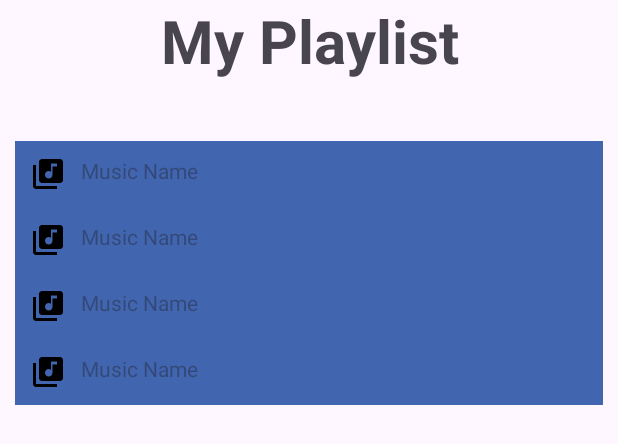
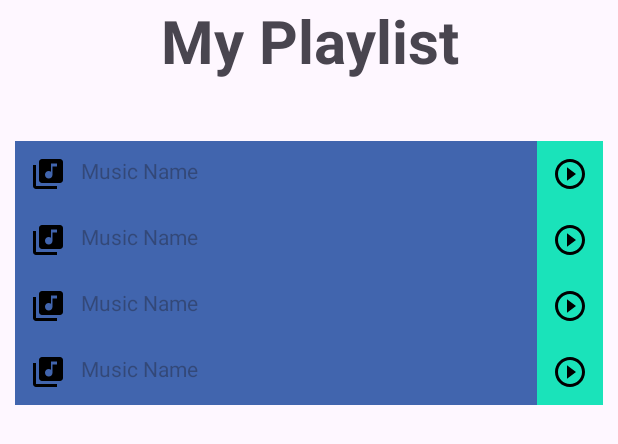
Before and after one commit to Ridham32/MusicPlayer, an Android app: the layout fragment_playlist.xml on its own in the app's theme, with its tools: preview values and no code run, on a phone screen of 412 x 824 dp. Shown: the top 444 px of the screen. Run offline under Robolectric (Android 15) with nearby library versions, the phone set to English and light mode, and no system bars.

Commit message:
MusicPlayDone

```diff
--- a/app/build.gradle
+++ b/app/build.gradle
@@ -32,8 +32,9 @@ android {
     }
 
     buildFeatures{
-        viewBinding true
+
         dataBinding true
+
     }
 }
 
--- a/app/src/main/java/com/ridhamsharma/musicplayer/MainActivity.kt
+++ b/app/src/main/java/com/ridhamsharma/musicplayer/MainActivity.kt
@@ -19,10 +19,11 @@ import com.ridhamsharma.musicplayer.databinding.ActivityMainBinding
 class MainActivity : AppCompatActivity() {
     lateinit var binding: ActivityMainBinding
     lateinit var navController: NavController
+    lateinit var musicContent: MusicContent
     var musicList = ArrayList<MusicContent>()
     lateinit var musicViewModel: MusicViewModel
+    var position = -1
     var mediaPlayer: MediaPlayer = MediaPlayer()
-    var currentPlayingPosition = 0
     var permission = registerForActivityResult(ActivityResultContracts.RequestPermission()) {
         if (it) {
             getSongs()
--- a/app/src/main/java/com/ridhamsharma/musicplayer/MusicContent.kt
+++ b/app/src/main/java/com/ridhamsharma/musicplayer/MusicContent.kt
@@ -1,6 +1,7 @@
 package com.ridhamsharma.musicplayer
 
 data class MusicContent(
+    var position: Int? = 0,
     var title: String? = null,
     var artistName: String? = null,
     var duration: String? = null,
--- a/app/src/main/res/layout/fragment_playlist_.xml
+++ b/app/src/main/res/layout/fragment_playlist.xml
@@ -1,4 +1,5 @@
 <?xml version="1.0" encoding="utf-8"?>
+<layout>
 <LinearLayout xmlns:android="http://schemas.android.com/apk/res/android"
     xmlns:tools="http://schemas.android.com/tools"
     android:layout_width="match_parent"
@@ -27,3 +28,4 @@
 
 
 </LinearLayout>
+</layout>
--- a/app/src/main/res/layout/recyclerlistview.xml
+++ b/app/src/main/res/layout/recyclerlistview.xml
@@ -2,18 +2,13 @@
 <layout
     xmlns:android="http://schemas.android.com/apk/res/android">
 
-    <data>
-        <variable
-            name="playMusic"
-            type="com.ridhamsharma.musicplayer.MusicViewModel" />
-    </data>
 
 <androidx.constraintlayout.widget.ConstraintLayout
     android:layout_width="match_parent"
     android:layout_height="wrap_content"
     xmlns:app="http://schemas.android.com/apk/res-auto">
 <TextView
-    android:layout_width="match_parent"
+    android:layout_width="0dp"
     android:layout_height="wrap_content"
     android:id="@+id/tvMusicName"
     android:hint="Music Name"
@@ -21,10 +16,20 @@
     android:drawablePadding="10dp"
     android:background="#4165AE"
     android:padding="10dp"
-    android:onClick="@{()-> playMusic.}"
     app:layout_constraintStart_toStartOf="parent"
     app:layout_constraintTop_toTopOf="parent"
+    app:layout_constraintEnd_toStartOf="@+id/btnPlayMusic"
     />
+    <ImageView
+        android:layout_width="wrap_content"
+        android:layout_height="wrap_content"
+        android:id="@+id/btnPlayMusic"
+        android:background="#1AE3BA"
+        android:src="@drawable/ic_play"
+        app:layout_constraintEnd_toEndOf="parent"
+        app:layout_constraintTop_toTopOf="parent"
+        android:padding="10dp"
+        />
 
 </androidx.constraintlayout.widget.ConstraintLayout>
 </layout>
--- a/app/src/main/res/navigation/navgraph.xml
+++ b/app/src/main/res/navigation/navgraph.xml
@@ -13,7 +13,7 @@
         android:id="@+id/fragment_playlist"
         android:name="com.ridhamsharma.musicplayer.Playlist_Fragment"
         android:label="fragment_playlist_"
-        tools:layout="@layout/fragment_playlist_" >
+        tools:layout="@layout/fragment_playlist" >
         <action
             android:id="@+id/action_playlist_Fragment_to_playMusic_Fragment"
             app:destination="@id/fragment_playMusic" />
```
Also changed, not shown: app/src/main/java/com/ridhamsharma/musicplayer/PlayMusic_Fragment.kt (+30 -2 lines), app/src/main/java/com/ridhamsharma/musicplayer/Playlist_Fragment.kt (+7 -12 lines), app/src/main/java/com/ridhamsharma/musicplayer/RecyclerViewAdapter.kt (+14 -6 lines), app/src/main/res/layout/activity_main.xml (+9 -5 lines), app/src/main/res/layout/fragment_play_music_.xml (+8 -6 lines).
